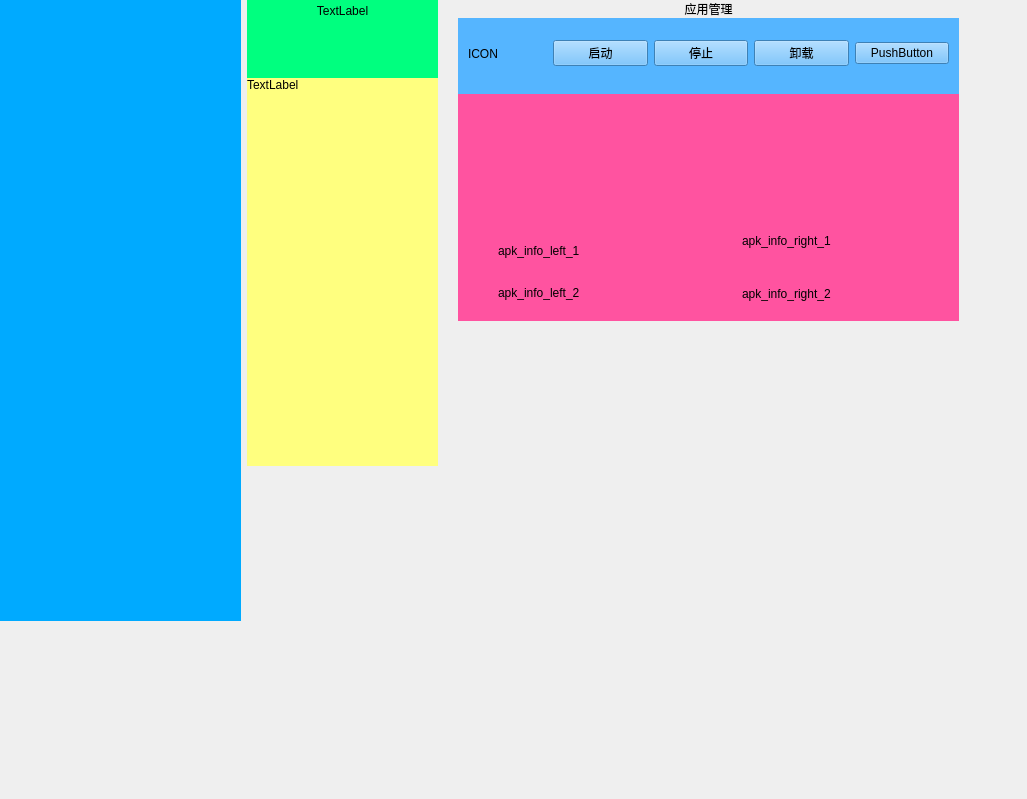
Before: the Qt Designer form css/untitled.ui in hakaboom/qt_adb, drawn with Qt 5.
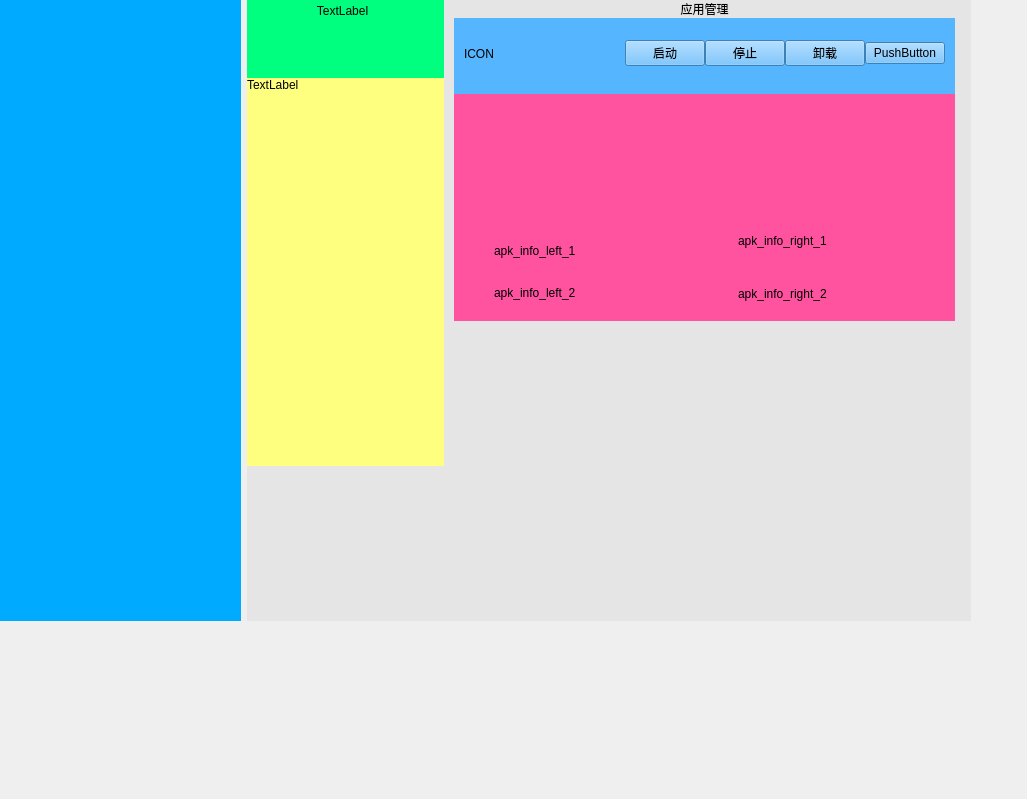
After: the same form once the commit is applied.

The edit to the form file:
```diff
--- a/css/untitled.ui
+++ b/css/untitled.ui
@@ -33,7 +33,7 @@
     <item>
      <widget class="QWidget" name="device_main" native="true">
       <property name="styleSheet">
-       <string notr="true"/>
+       <string notr="true">background-color: rgb(229, 229, 229);</string>
       </property>
       <widget class="QWidget" name="horizontalLayoutWidget_2">
        <property name="geometry">
@@ -45,8 +45,11 @@
         </rect>
        </property>
        <layout class="QHBoxLayout" name="device_main_layout" stretch="3,8">
+        <property name="spacing">
+         <number>0</number>
+        </property>
         <property name="sizeConstraint">
-         <enum>QLayout::SetMinAndMaxSize</enum>
+         <enum>QLayout::SetDefaultConstraint</enum>
         </property>
         <item>
          <widget class="QWidget" name="device_config" native="true">
@@ -58,7 +61,7 @@
             <rect>
              <x>0</x>
              <y>0</y>
-             <width>191</width>
+             <width>201</width>
              <height>621</height>
             </rect>
            </property>
@@ -230,7 +233,10 @@
                          <height>71</height>
                         </rect>
                        </property>
-                       <layout class="QHBoxLayout" name="apk_icon_layout" stretch="1,5">
+                       <layout class="QHBoxLayout" name="apk_icon_layout" stretch="0,0">
+                        <property name="spacing">
+                         <number>0</number>
+                        </property>
                         <item>
                          <widget class="QLabel" name="icon_label">
                           <property name="text">
```
